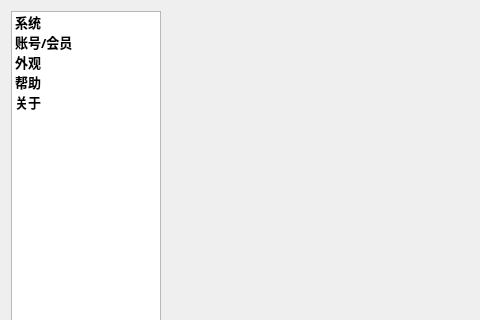
The window that src/framework/settingsui/settingsui.ui (ciyeer/ByteSpace) describes before a commit, drawn with Qt 5; both pictures show x 0 to 480 and y 0 to 320 of the 712 by 577 pixel window.
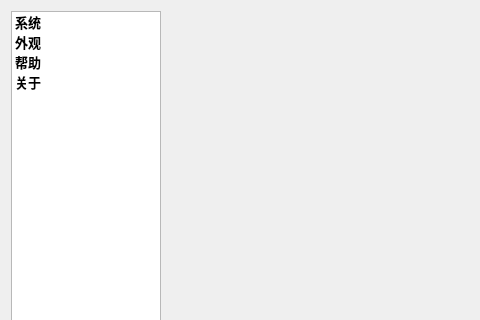
The same window after the commit.

```diff
--- a/src/framework/settingsui/settingsui.ui
+++ b/src/framework/settingsui/settingsui.ui
@@ -52,11 +52,6 @@
        <string>系统</string>
       </property>
      </item>
-     <item>
-      <property name="text">
-       <string>账号/会员</string>
-      </property>
-     </item>
      <item>
       <property name="text">
        <string>外观</string>
```
